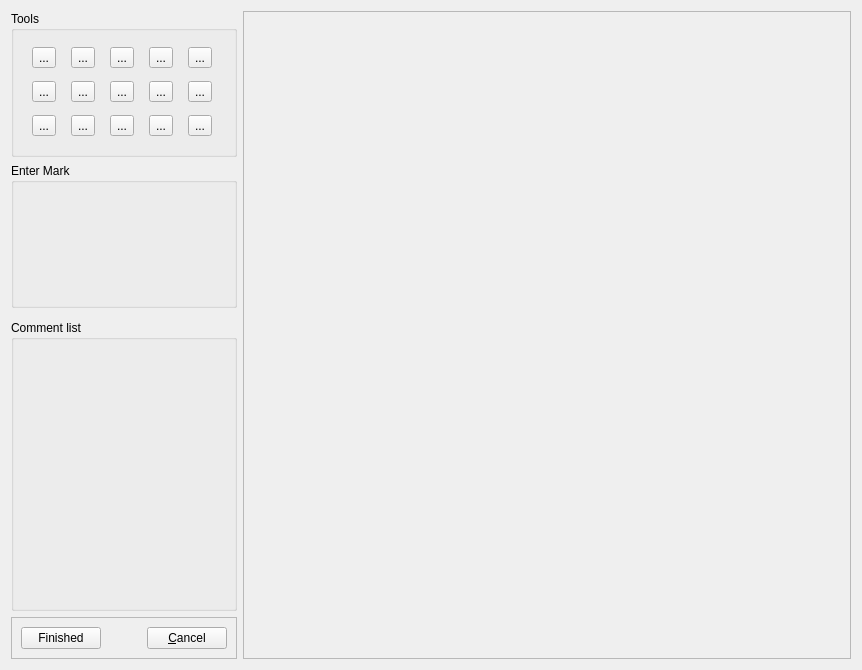
The window that qtCreatorFiles/ui_annotator_righthandmouse.ui (plomgrading/plom) describes before a commit, drawn with Qt 5.
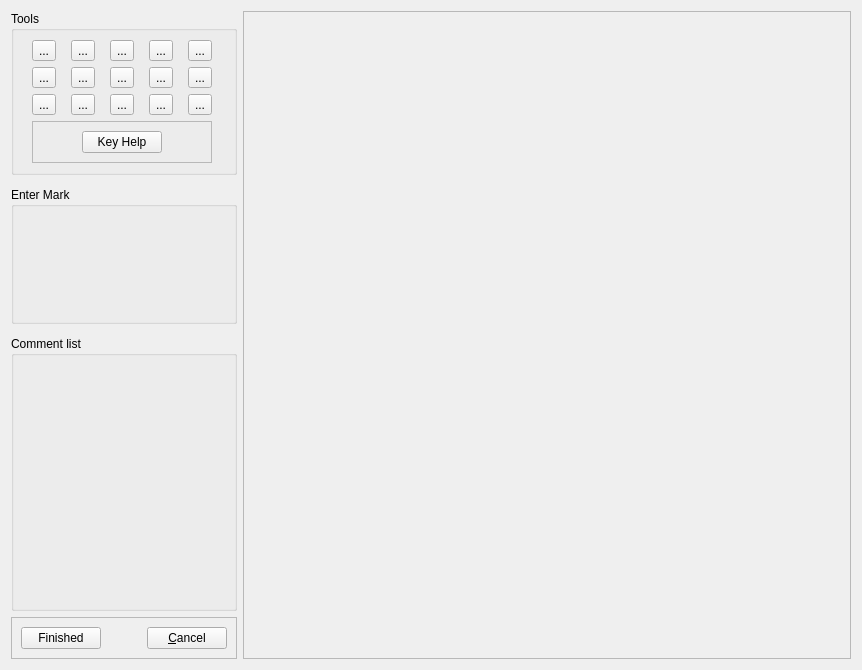
The same window after the commit.

Commit message: Added a key-help button to the annotator. Pops up a list of keys for tools.

```diff
--- a/qtCreatorFiles/ui_annotator_righthandmouse.ui
+++ b/qtCreatorFiles/ui_annotator_righthandmouse.ui
@@ -14,7 +14,7 @@
    <string>Annotate paper</string>
   </property>
   <layout class="QGridLayout" name="gridLayout">
-   <item row="1" column="0">
+   <item row="2" column="0">
     <widget class="QGroupBox" name="markBox">
      <property name="sizePolicy">
       <sizepolicy hsizetype="Preferred" vsizetype="Preferred">
@@ -44,7 +44,7 @@
      </layout>
     </widget>
    </item>
-   <item row="4" column="0">
+   <item row="5" column="0">
     <widget class="QFrame" name="frame_2">
      <property name="frameShape">
       <enum>QFrame::StyledPanel</enum>
@@ -53,8 +53,22 @@
       <enum>QFrame::Raised</enum>
      </property>
      <layout class="QGridLayout" name="gridLayout_2">
+      <item row="0" column="2">
+       <widget class="QPushButton" name="cancelButton">
+        <property name="text">
+         <string>&amp;Cancel</string>
+        </property>
+       </widget>
+      </item>
+      <item row="0" column="0">
+       <widget class="QPushButton" name="finishedButton">
+        <property name="text">
+         <string>Finished</string>
+        </property>
+       </widget>
+      </item>
       <item row="0" column="1">
-       <spacer name="horizontalSpacer_2">
+       <spacer name="horizontalSpacer">
         <property name="orientation">
          <enum>Qt::Horizontal</enum>
         </property>
@@ -66,24 +80,10 @@
         </property>
        </spacer>
       </item>
-      <item row="0" column="2">
-       <widget class="QPushButton" name="cancelButton">
-        <property name="text">
-         <string>&amp;Cancel</string>
-        </property>
-       </widget>
-      </item>
-      <item row="0" column="0">
-       <widget class="QPushButton" name="finishedButton">
-        <property name="text">
-         <string>Finished</string>
-        </property>
-       </widget>
-      </item>
      </layout>
     </widget>
    </item>
-   <item row="3" column="0">
+   <item row="4" column="0">
     <widget class="QGroupBox" name="groupBox_3">
      <property name="sizePolicy">
       <sizepolicy hsizetype="Preferred" vsizetype="Preferred">
@@ -113,7 +113,7 @@
      </layout>
     </widget>
    </item>
-   <item row="0" column="1" rowspan="5">
+   <item row="0" column="1" rowspan="6">
     <widget class="QFrame" name="pageFrame">
      <property name="sizePolicy">
       <sizepolicy hsizetype="Preferred" vsizetype="Preferred">
@@ -227,66 +227,6 @@
         </property>
        </widget>
       </item>
-      <item row="1" column="1">
-       <widget class="QToolButton" name="zoomButton">
-        <property name="toolTip">
-         <string>press a</string>
-        </property>
-        <property name="text">
-         <string>...</string>
-        </property>
-       </widget>
-      </item>
-      <item row="2" column="2">
-       <widget class="QToolButton" name="deleteButton">
-        <property name="toolTip">
-         <string>press x</string>
-        </property>
-        <property name="text">
-         <string>...</string>
-        </property>
-       </widget>
-      </item>
-      <item row="1" column="2">
-       <widget class="QToolButton" name="undoButton">
-        <property name="toolTip">
-         <string>press s</string>
-        </property>
-        <property name="text">
-         <string>...</string>
-        </property>
-       </widget>
-      </item>
-      <item row="0" column="1">
-       <widget class="QToolButton" name="panButton">
-        <property name="toolTip">
-         <string>press q</string>
-        </property>
-        <property name="text">
-         <string>...</string>
-        </property>
-       </widget>
-      </item>
-      <item row="0" column="2">
-       <widget class="QToolButton" name="redoButton">
-        <property name="toolTip">
-         <string>press w</string>
-        </property>
-        <property name="text">
-         <string>...</string>
-        </property>
-       </widget>
-      </item>
-      <item row="2" column="1">
-       <widget class="QToolButton" name="moveButton">
-        <property name="toolTip">
-         <string>press z</string>
-        </property>
-        <property name="text">
-         <string>...</string>
-        </property>
-       </widget>
-      </item>
       <item row="0" column="6">
        <widget class="QToolButton" name="penButton">
         <property name="toolTip">
@@ -317,6 +257,111 @@
         </property>
        </widget>
       </item>
+      <item row="2" column="3">
+       <widget class="QToolButton" name="deleteButton">
+        <property name="toolTip">
+         <string>press x</string>
+        </property>
+        <property name="text">
+         <string>...</string>
+        </property>
+       </widget>
+      </item>
+      <item row="1" column="3">
+       <widget class="QToolButton" name="undoButton">
+        <property name="toolTip">
+         <string>press s</string>
+        </property>
+        <property name="text">
+         <string>...</string>
+        </property>
+       </widget>
+      </item>
+      <item row="0" column="3">
+       <widget class="QToolButton" name="redoButton">
+        <property name="toolTip">
+         <string>press w</string>
+        </property>
+        <property name="text">
+         <string>...</string>
+        </property>
+       </widget>
+      </item>
+      <item row="0" column="2">
+       <widget class="QToolButton" name="panButton">
+        <property name="toolTip">
+         <string>press q</string>
+        </property>
+        <property name="text">
+         <string>...</string>
+        </property>
+       </widget>
+      </item>
+      <item row="1" column="2">
+       <widget class="QToolButton" name="zoomButton">
+        <property name="toolTip">
+         <string>press a</string>
+        </property>
+        <property name="text">
+         <string>...</string>
+        </property>
+       </widget>
+      </item>
+      <item row="2" column="2">
+       <widget class="QToolButton" name="moveButton">
+        <property name="toolTip">
+         <string>press z</string>
+        </property>
+        <property name="text">
+         <string>...</string>
+        </property>
+       </widget>
+      </item>
+      <item row="3" column="2" colspan="5">
+       <widget class="QFrame" name="frame">
+        <property name="frameShape">
+         <enum>QFrame::StyledPanel</enum>
+        </property>
+        <property name="frameShadow">
+         <enum>QFrame::Raised</enum>
+        </property>
+        <layout class="QHBoxLayout" name="horizontalLayout">
+         <item>
+          <spacer name="horizontalSpacer_2">
+           <property name="orientation">
+            <enum>Qt::Horizontal</enum>
+           </property>
+           <property name="sizeHint" stdset="0">
+            <size>
+             <width>40</width>
+             <height>20</height>
+            </size>
+           </property>
+          </spacer>
+         </item>
+         <item>
+          <widget class="QPushButton" name="keyHelpButton">
+           <property name="text">
+            <string>Key Help</string>
+           </property>
+          </widget>
+         </item>
+         <item>
+          <spacer name="horizontalSpacer_3">
+           <property name="orientation">
+            <enum>Qt::Horizontal</enum>
+           </property>
+           <property name="sizeHint" stdset="0">
+            <size>
+             <width>40</width>
+             <height>20</height>
+            </size>
+           </property>
+          </spacer>
+         </item>
+        </layout>
+       </widget>
+      </item>
      </layout>
     </widget>
    </item>
```
The commit also changes 4 other files.
